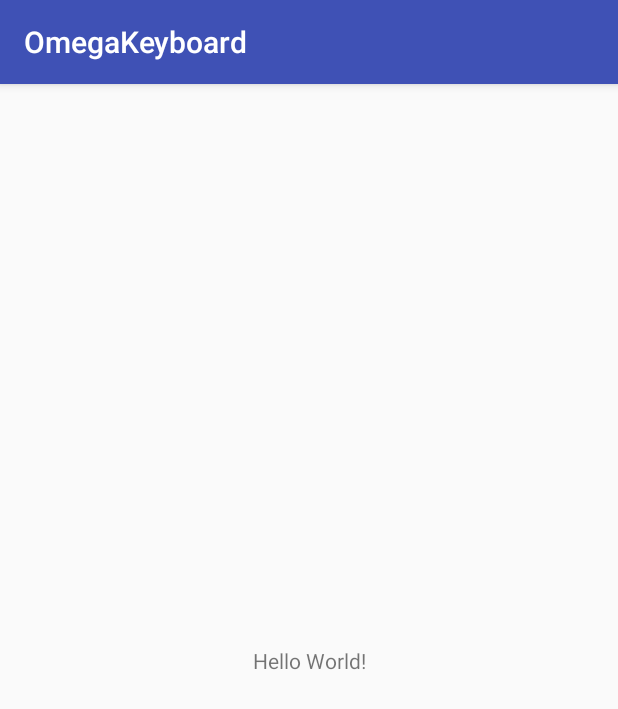
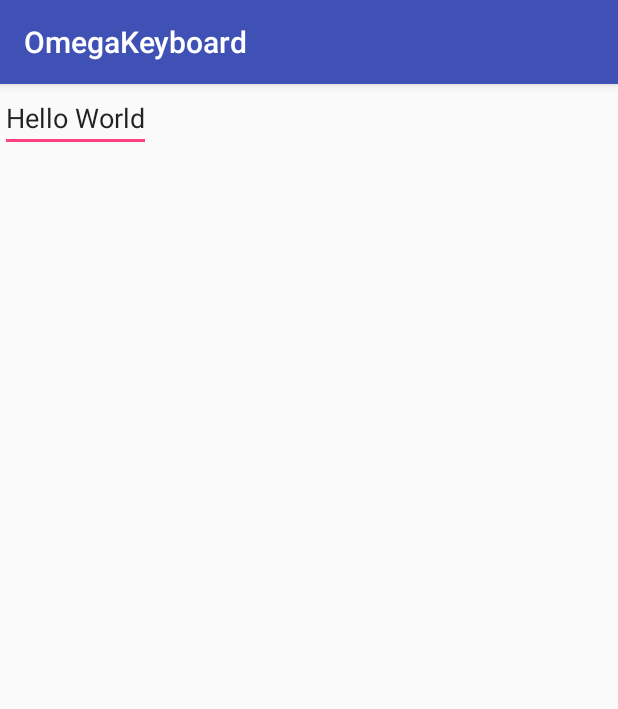
Before and after one commit to Omega-R/OmegaKeyboard, an Android app: the screen it shows after launch (MainActivity), on a phone screen of 412 x 824 dp. Shown: the top 709 px of the screen. Run offline under Robolectric (Android 15) with nearby library versions, the phone set to English and light mode, and no system bars.

Commit message:
change default layout

```diff
--- a/app/src/main/res/layout/activity_main.xml
+++ b/app/src/main/res/layout/activity_main.xml
@@ -1,19 +1,14 @@
 <?xml version="1.0" encoding="utf-8"?>
 <android.support.constraint.ConstraintLayout
     xmlns:android="http://schemas.android.com/apk/res/android"
-    xmlns:app="http://schemas.android.com/apk/res-auto"
     xmlns:tools="http://schemas.android.com/tools"
     android:layout_width="match_parent"
     android:layout_height="match_parent"
     tools:context="com.omega_r.omegakeyboard.MainActivity">
 
-    <TextView
+    <EditText
+        android:text="@string/hello"
         android:layout_width="wrap_content"
-        android:layout_height="wrap_content"
-        android:text="Hello World!"
-        app:layout_constraintBottom_toBottomOf="parent"
-        app:layout_constraintLeft_toLeftOf="parent"
-        app:layout_constraintRight_toRightOf="parent"
-        app:layout_constraintTop_toTopOf="parent"/>
+        android:layout_height="wrap_content"/>
 
 </android.support.constraint.ConstraintLayout>
--- a/app/src/main/res/values/strings.xml
+++ b/app/src/main/res/values/strings.xml
@@ -1,3 +1,4 @@
 <resources>
     <string name="app_name">OmegaKeyboard</string>
+    <string name="hello">Hello World</string>
 </resources>
```
